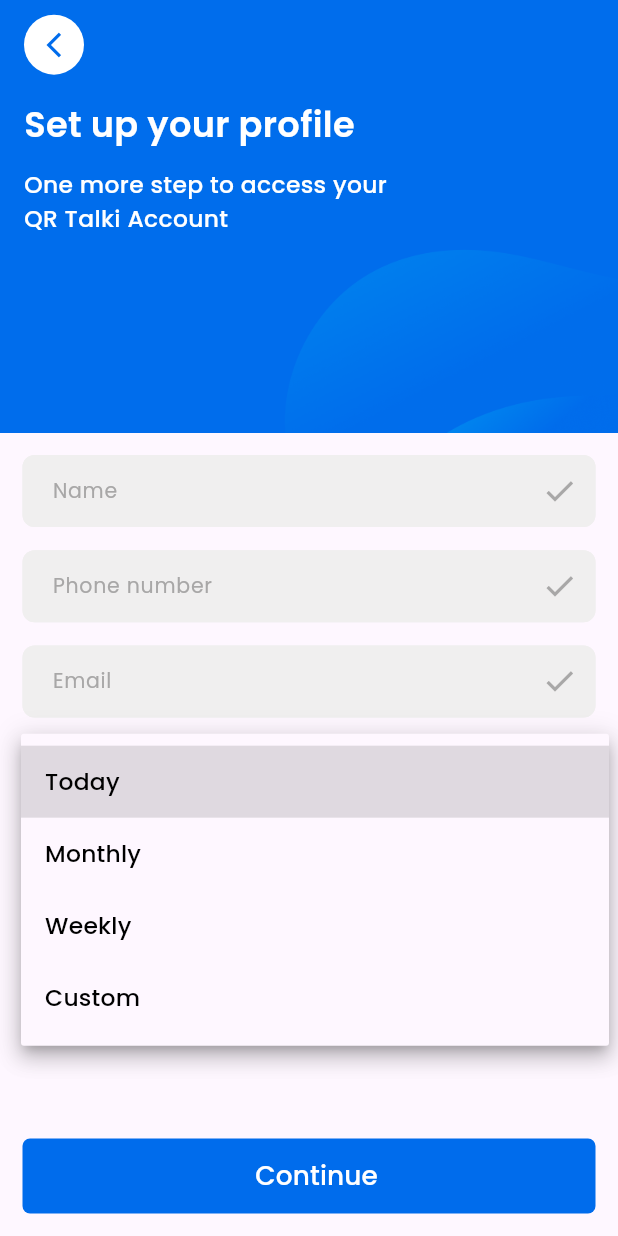
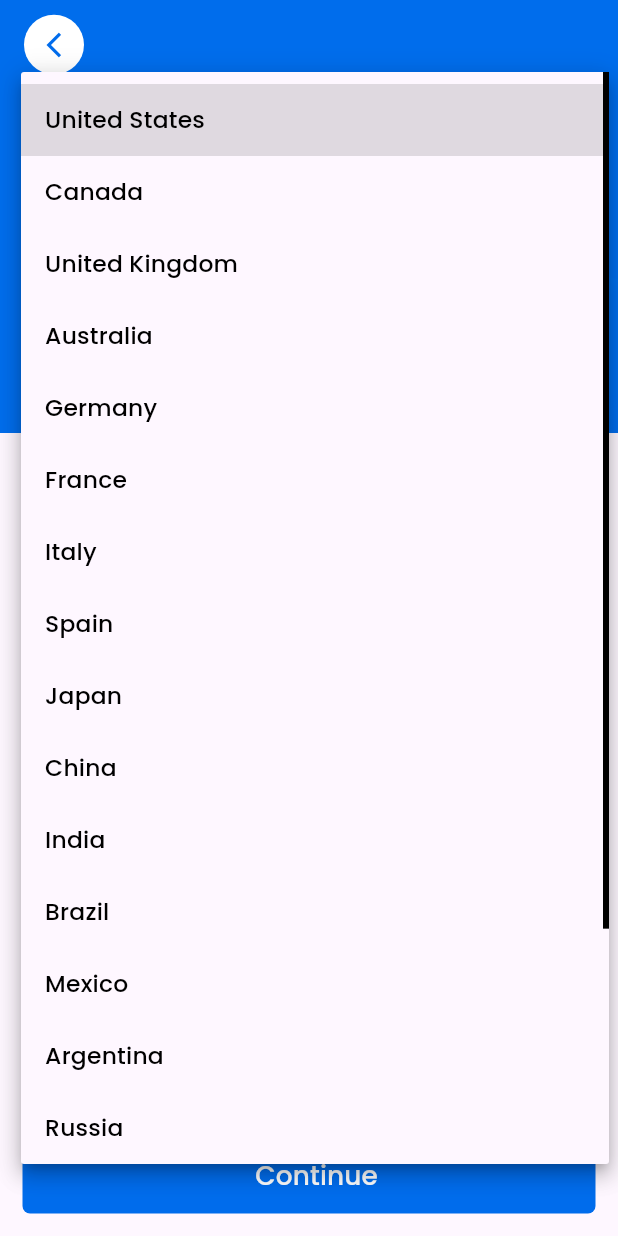
Before and after one commit to Butomy/QR_Talkie, a Flutter app: the ProfileSetup screen opened directly, after a tap on "Country", on a phone screen of 412 x 824 dp. Run offline on Flutter 3.47's test engine with Material 2 defaults, Android fonts, the phone set to English and light mode, and no system bars; our stand-ins replace device_preview, flutter_screenutil, pin_input_text_field.

Commit message:
profile setup Screen

```diff
--- a/lib/presentation/screens/sign_up/profile_setup.dart
+++ b/lib/presentation/screens/sign_up/profile_setup.dart
@@ -23,7 +23,29 @@
 
 class _ProfileSetupState extends State<ProfileSetup> {
   String? dropvalue;
-  var items = ["Today", "Monthly", "Weekly", "Custom"];
+  var items = [
+    'United States',
+    'Canada',
+    'United Kingdom',
+    'Australia',
+    'Germany',
+    'France',
+    'Italy',
+    'Spain',
+    'Japan',
+    'China',
+    'India',
+    'Brazil',
+    'Mexico',
+    'Argentina',
+    'Russia',
+    'South Africa',
+    'Egypt',
+    'Kenya',
+    'Nigeria',
+    // Add more country names as needed
+  ];
+
   @override
   void initState() {
     // TODO: implement initState
@@ -32,8 +54,8 @@
   }
 
   _loadValue() {
-    var isContain =
-        items.firstWhere(orElse: () => "false", (element) => element == '');
+    var isContain = items.firstWhere(
+        orElse: () => "false", (element) => element == 'Monthly');
     if (isContain != "false") {
       dropvalue = isContain;
     }
```
